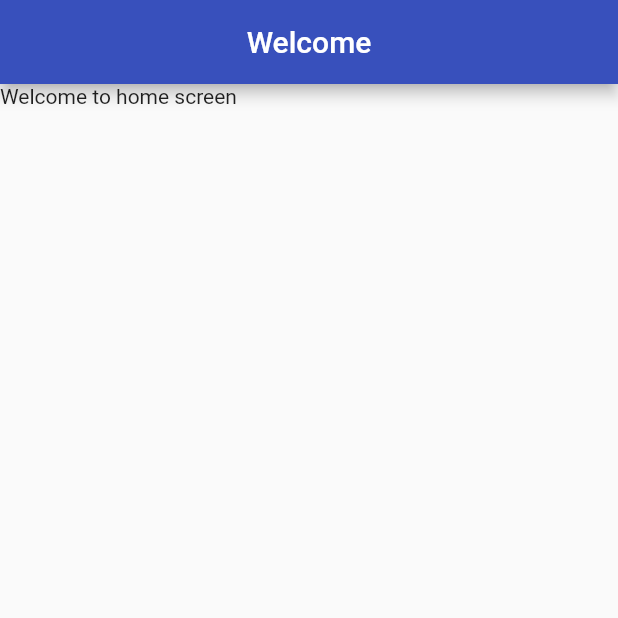
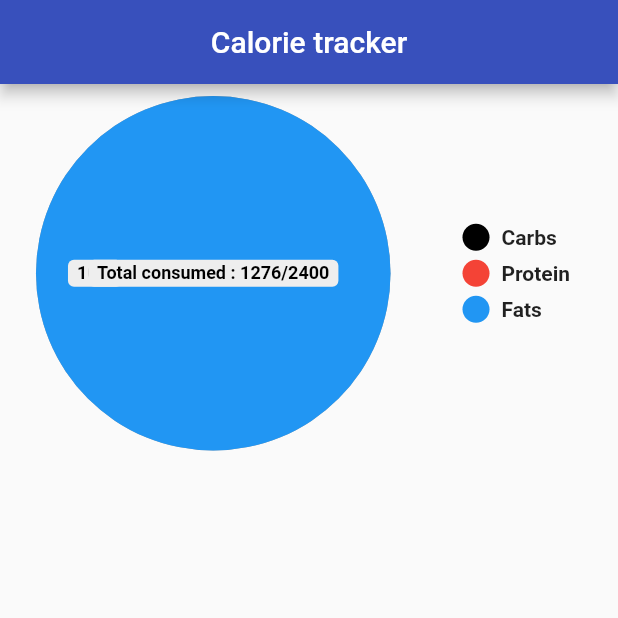
Before and after one commit to shreshth12/flutterCalorieTracker, a Flutter app: the homeScreen screen opened directly, on a phone screen of 412 x 824 dp, the top half of it. Run offline on Flutter 3.47's test engine with Material 2 defaults, Android fonts, the phone set to English and light mode, and no system bars; drawn by our look-alikes of pie_chart; our stand-ins replace cloud_firestore, firebase_auth, firebase_core, flutter_dotenv; accounts and stored records are empty.

Commit message:
Pie chart created and default template for data store created

```diff
--- a/lib/main.dart
+++ b/lib/main.dart
@@ -2,6 +2,7 @@ import 'package:firebase_core/firebase_core.dart';
 import 'package:flutter/foundation.dart';
 import 'package:flutter/material.dart';
 import 'package:flutter_dotenv/flutter_dotenv.dart';
+import 'package:receipe_flutter/screens/homeScreen.dart';
 import 'package:receipe_flutter/screens/infoPage.dart';
 import 'package:receipe_flutter/screens/signIn.dart';
 import 'package:receipe_flutter/screens/signUp.dart';
@@ -56,7 +57,7 @@ class _MyAppState extends State<MyApp> {
       theme: ThemeData(
         primarySwatch: Colors.blue,
       ),
-      home: userIsLoggedIn == true ? signUp() : infoPage(),
+      home: userIsLoggedIn == true ? homeScreen() : infoPage(),
     );
   }
 }
--- a/lib/screens/homeScreen.dart
+++ b/lib/screens/homeScreen.dart
@@ -1,4 +1,6 @@
 import 'package:flutter/material.dart';
+import 'package:pie_chart/pie_chart.dart';
+import 'package:receipe_flutter/services/database.dart';
 
 class homeScreen extends StatefulWidget {
   const homeScreen({Key? key}) : super(key: key);
@@ -8,15 +10,50 @@ class homeScreen extends StatefulWidget {
 }
 
 class _homeScreenState extends State<homeScreen> {
+  printData() {
+    userDataRetriever("afreshuser2@gmail.com");
+  }
+
+  Map<String, double> dataMap = {
+    "Carbs": 0,
+    "Protein": 0,
+    "Fats": 10,
+  };
+
+  final colorList = <Color>[
+    Colors.black,
+    Colors.red,
+    Colors.blue,
+  ];
+
   @override
   Widget build(BuildContext context) {
+    printData();
     return Scaffold(
-      appBar: AppBar(
-        title: Text('Welcome'),
-        centerTitle: true,
-        backgroundColor: Color.fromARGB(255, 56, 80, 188),
-      ),
-      body: Text("Welcome to home screen"),
-    );
+        resizeToAvoidBottomInset: false,
+        appBar: AppBar(
+          title: Text('Calorie tracker'),
+          centerTitle: true,
+          backgroundColor: Color.fromARGB(255, 56, 80, 188),
+        ),
+        body: SingleChildScrollView(
+          child: Column(
+            children: [
+              Container(
+                padding: EdgeInsets.symmetric(horizontal: 16),
+                child: PieChart(
+                  centerText: "Total consumed : 1276/2400",
+                  dataMap: dataMap,
+                  chartType: ChartType.disc,
+                  baseChartColor: Colors.grey,
+                  colorList: colorList,
+                ),
+
+                // gradientList: ---To add gradient colors---
+                // emptyColorGradient: ---Empty Color gradient---
+              ),
+            ],
+          ),
+        ));
   }
 }
--- a/lib/screens/infoPage.dart
+++ b/lib/screens/infoPage.dart
@@ -66,6 +66,7 @@ class _infoPageState extends State<infoPage> {
 
     String res = addDataToUser(BMR, current_user!.uid);
     if (res == 'success') {
+      freshCalorieSetter(current_user!.email);
       Navigator.of(context).pushReplacement(
           MaterialPageRoute(builder: (context) => homeScreen()));
     } else {
--- a/lib/services/database.dart
+++ b/lib/services/database.dart
@@ -16,3 +16,18 @@ addDataToUser(double calculatedBMR, String uid) {
   // .catchError((error) => {res = error});
   return res;
 }
+
+freshCalorieSetter(var user) {
+  FirebaseFirestore.instance
+      .collection('tracker')
+      .add({"user": user, "calories": 0, "carbs": 0, "fats": 0, "protein": 0})
+      .then((value) => print("Calorie Data Added"))
+      .catchError((error) => print("Failed to add data: $error"));
+}
+
+userDataRetriever(var user_email) {
+  print(FirebaseFirestore.instance
+      .collection('tracker')
+      .where('user', isEqualTo: user_email)
+      .get());
+}
```
Also changed, not shown: pubspec.yaml (+3 -8 lines), pubspec.lock.
